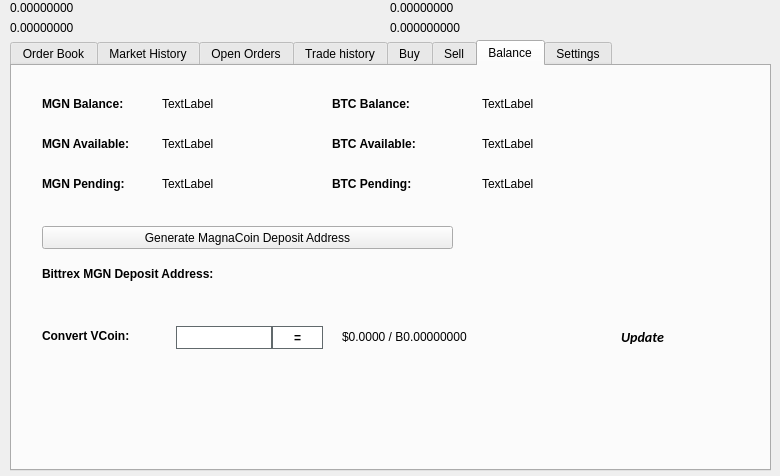
Old version of the form src/qt/forms/tradingdialog.ui in the repository stefanpabstme/KackCoin.
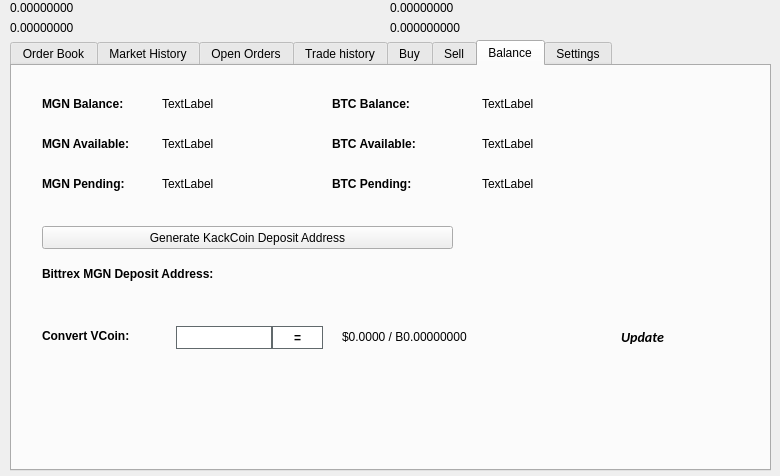
New version of the form. The open tabs and pages were chosen to show the change. Icons and pictures are not drawn.

Commit message: Changed more URLs and full coin name

```diff
--- a/src/qt/forms/tradingdialog.ui
+++ b/src/qt/forms/tradingdialog.ui
@@ -2941,7 +2941,7 @@
       </rect>
      </property>
      <property name="text">
-      <string>Generate MagnaCoin Deposit Address</string>
+      <string>Generate KackCoin Deposit Address</string>
      </property>
      <property name="icon">
       <iconset resource="../mgn.qrc">
```
Left out of the diff: 2 changed lines with no effect on the pictures. The commit also changes 170 other files.
